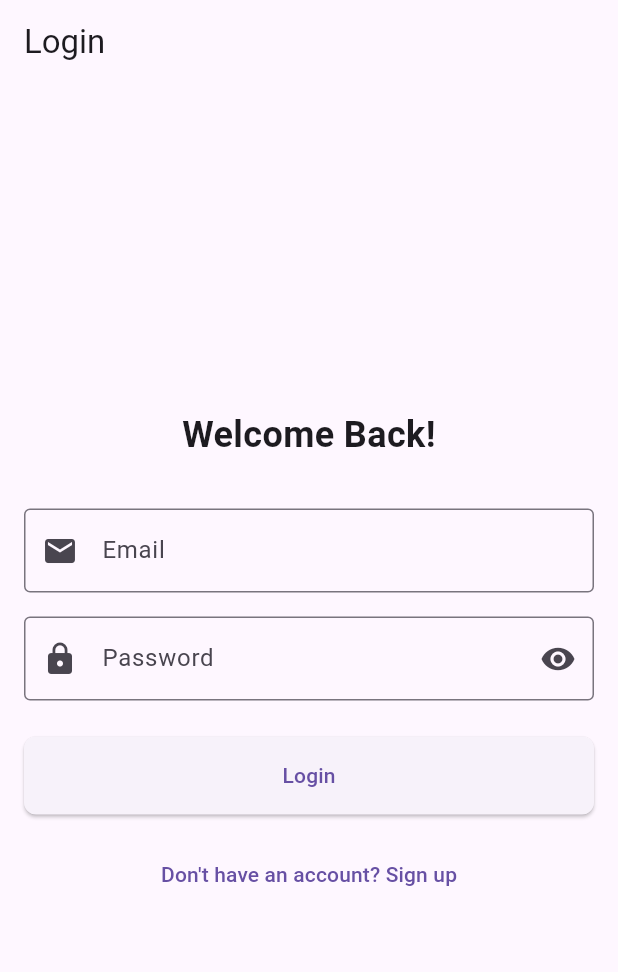
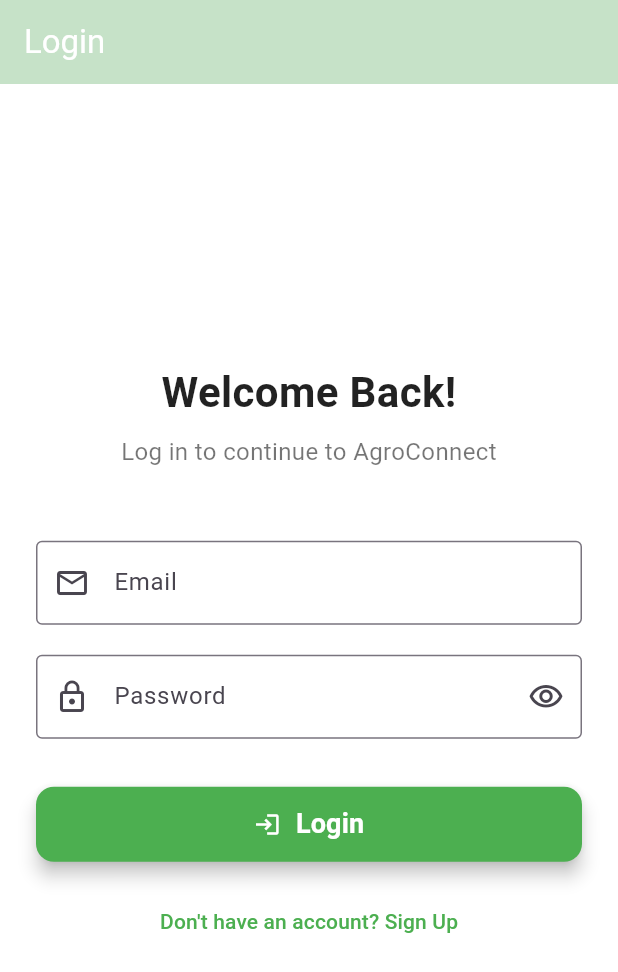
Before and after one commit to Athulm08/agroconnect, a Flutter app: the screen it shows after launch, on a phone screen of 412 x 824 dp. Shown: the top 972 px of the screen. Run offline on Flutter 3.47's test engine with Material 3 defaults, Android fonts, the phone set to English and light mode, and no system bars; our stand-ins replace firebase_auth, firebase_core; accounts and stored records are empty; Roboto replaces fonts that are missing (Poppins).

Commit message:
set farmers and consumer signup and login

```diff
--- a/lib/main.dart
+++ b/lib/main.dart
@@ -1,17 +1,22 @@
-// lib/main.dart
-
 import 'package:flutter/material.dart';
 import 'package:firebase_core/firebase_core.dart';
 import 'package:firebase_auth/firebase_auth.dart';
 import 'firebase_options.dart';
+import 'package:agroconnect/screens/auth/signup_page.dart';
 
-// THE CORRECT IMPORTS: Using the '_screen.dart' file names
-import 'screens/auth/signup_page.dart'; // Corrected Path
-import 'screens/home_screen.dart';
-import 'screens/auth/login_page.dart'; // Corrected Path
+// App constants for theming and configuration
+import 'package:agroconnect/utils/constants.dart';
+
+// Import all the screens that will be used in navigation
+import 'package:agroconnect/screens/auth/login_page.dart';
+import 'package:agroconnect/screens/auth/role_selection.dart';
+// NOTE: You will need to create register_screen.dart and the dashboard screens
+// For now, a placeholder HomeScreen is used after login.
 
 void main() async {
+  // Ensure Flutter bindings are initialized before calling Firebase
   WidgetsFlutterBinding.ensureInitialized();
+  // Initialize Firebase using the generated firebase_options.dart
   await Firebase.initializeApp(options: DefaultFirebaseOptions.currentPlatform);
   runApp(const MyApp());
 }
@@ -23,21 +28,48 @@
   Widget build(BuildContext context) {
     return MaterialApp(
       title: 'AgroConnect',
+      debugShowCheckedModeBanner: false,
+
+      // --- THEME DEFINITION ---
+      // This theme uses your constants to style the entire app consistently.
       theme: ThemeData(
-        primarySwatch: Colors.green,
-        visualDensity: VisualDensity.adaptivePlatformDensity,
+        primaryColor: kPrimaryColor,
+        scaffoldBackgroundColor: Colors.white,
+        fontFamily: 'Poppins', // (Optional) Add a custom font in pubspec.yaml
+        appBarTheme: const AppBarTheme(
+          backgroundColor: kPrimaryColor,
+          foregroundColor: Colors.white, // Color for text and icons in AppBar
+          elevation: 0.5,
+        ),
+        textButtonTheme: TextButtonThemeData(
+          style: TextButton.styleFrom(
+            foregroundColor: kPrimaryColor, // Color for text buttons
+          ),
+        ),
       ),
+
+      // --- ROUTING LOGIC ---
+      // The `home` property is set to AuthGate. This widget will decide which
+      // screen to show first, making `initialRoute` unnecessary.
       home: const AuthGate(),
-      // THE CORRECT ROUTES: Using the '...Screen' class names
+
+      // The `routes` map defines all possible named navigation paths.
+      // This is what fixes the "Could not find a generator for route" error.
       routes: {
-        '/login': (context) => const LoginScreen(), // Corrected Class Name
-        '/signup': (context) => const SignupScreen(), // Corrected Class Name
+        '/login': (context) => const LoginScreen(),
+        '/role-selection': (context) => const RoleSelectionScreen(),
+
+        '/register': (context) => const SignupScreen(role: 'consumer'),
+
         '/home': (context) => const HomeScreen(),
       },
     );
   }
 }
 
+// --- AUTHENTICATION GATE ---
+// This widget listens to Firebase authentication changes and displays the
+// correct screen automatically.
 class AuthGate extends StatelessWidget {
   const AuthGate({super.key});
 
@@ -46,14 +78,56 @@
     return StreamBuilder<User?>(
       stream: FirebaseAuth.instance.authStateChanges(),
       builder: (context, snapshot) {
-        // User is not signed in
-        if (!snapshot.hasData) {
-          return const LoginScreen(); // Corrected Class Name
+        // If the snapshot is still waiting, show a loading indicator.
+        if (snapshot.connectionState == ConnectionState.waiting) {
+          return const Center(child: CircularProgressIndicator());
         }
 
-        // User is signed in
-        return const HomeScreen();
+        // If the user is logged IN, navigate them to the HomeScreen.
+        if (snapshot.hasData) {
+          return const HomeScreen();
+        }
+
+        // If the user is logged OUT, show the LoginScreen.
+        return const LoginScreen();
       },
     );
   }
 }
+
+// --- PLACEHOLDER HOME SCREEN ---
+// This is a temporary screen for logged-in users.
+// In the future, this screen will check the user's role (Farmer/Consumer)
+// from Firestore and then navigate to the correct dashboard.
+class HomeScreen extends StatelessWidget {
+  const HomeScreen({super.key});
+
+  @override
+  Widget build(BuildContext context) {
+    // Get the current user to display their email
+    final user = FirebaseAuth.instance.currentUser;
+
+    return Scaffold(
+      appBar: AppBar(
+        title: const Text('Home'),
+        actions: [
+          // Add a logout button to the AppBar
+          IconButton(
+            icon: const Icon(Icons.logout),
+            onPressed: () async {
+              await FirebaseAuth.instance.signOut();
+              // The AuthGate will automatically navigate to the LoginScreen
+            },
+          ),
+        ],
+      ),
+      body: Center(
+        child: Text(
+          'Successfully Logged In!\n\nEmail: ${user?.email ?? "No email"}',
+          textAlign: TextAlign.center,
+          style: kBodyTextStyle,
+        ),
+      ),
+    );
+  }
+}
--- a/lib/screens/auth/login_page.dart
+++ b/lib/screens/auth/login_page.dart
@@ -1,7 +1,7 @@
-// lib/screens/auth/login_screen.dart
-
 import 'package:flutter/material.dart';
 import 'package:firebase_auth/firebase_auth.dart';
+import 'package:agroconnect/widgets/custom_button.dart'; // Import the CustomButton
+import 'package:agroconnect/utils/constants.dart';
 
 // RENAMED WIDGET to LoginScreen
 class LoginScreen extends StatefulWidget {
@@ -27,7 +27,11 @@
   }
 
   Future<void> _login() async {
-    if (_formKey.currentState!.validate()) {
+    // Check if the form is valid before proceeding
+    if (!_formKey.currentState!.validate()) {
+      return;
+    }
+
     setState(() {
       _isLoading = true;
     });
@@ -38,8 +42,15 @@
         password: _passwordController.text.trim(),
       );
 
+      // After successful login, you should determine the user's role
+      // and navigate to the correct dashboard. For now, this navigates
+      // to a generic '/home' route.
+      // This logic will likely be moved to a wrapper widget that checks auth state.
       if (mounted) {
-          // Navigate to home, route is defined in main.dart
+        // IMPORTANT: The original code used '/home'. You will need to replace this
+        // with logic that routes to Farmer or Consumer dashboard.
+        // For example: Navigator.of(context).pushReplacementNamed('/role-specific-dashboard');
+        // For now, let's assume a generic home or a splash screen handles this.
         Navigator.of(context).pushReplacementNamed('/home');
       }
     } on FirebaseAuthException catch (e) {
@@ -52,9 +63,9 @@
         message = 'An error occurred. Please try again.';
       }
       if (mounted) {
-          ScaffoldMessenger.of(
-            context,
-          ).showSnackBar(SnackBar(content: Text(message)));
+        ScaffoldMessenger.of(context).showSnackBar(
+          SnackBar(content: Text(message), backgroundColor: Colors.redAccent),
+        );
       }
     } finally {
       if (mounted) {
@@ -64,15 +75,17 @@
       }
     }
   }
-  }
 
   @override
   Widget build(BuildContext context) {
     return Scaffold(
-      appBar: AppBar(title: const Text('Login')),
+      appBar: AppBar(
+        title: const Text('Login'),
+        backgroundColor: kPrimaryLightColor, // Matching theme
+      ),
       body: Center(
         child: SingleChildScrollView(
-          padding: const EdgeInsets.all(16.0),
+          padding: const EdgeInsets.all(24.0),
           child: Form(
             key: _formKey,
             child: Column(
@@ -81,16 +94,26 @@
               children: <Widget>[
                 const Text(
                   'Welcome Back!',
-                  style: TextStyle(fontSize: 24, fontWeight: FontWeight.bold),
+                  style: TextStyle(
+                    fontSize: 28,
+                    fontWeight: FontWeight.bold,
+                    color: Colors.black87,
+                  ),
                   textAlign: TextAlign.center,
                 ),
-                const SizedBox(height: 32),
+                const SizedBox(height: 8),
+                const Text(
+                  'Log in to continue to AgroConnect',
+                  style: TextStyle(fontSize: 16, color: Colors.black54),
+                  textAlign: TextAlign.center,
+                ),
+                const SizedBox(height: 48),
                 TextFormField(
                   controller: _emailController,
                   decoration: const InputDecoration(
                     labelText: 'Email',
                     border: OutlineInputBorder(),
-                    prefixIcon: Icon(Icons.email),
+                    prefixIcon: Icon(Icons.email_outlined),
                   ),
                   keyboardType: TextInputType.emailAddress,
                   validator: (value) {
@@ -103,19 +126,19 @@
                     return null;
                   },
                 ),
-                const SizedBox(height: 16),
+                const SizedBox(height: 20),
                 TextFormField(
                   controller: _passwordController,
                   obscureText: _obscurePassword,
                   decoration: InputDecoration(
                     labelText: 'Password',
                     border: const OutlineInputBorder(),
-                    prefixIcon: const Icon(Icons.lock),
+                    prefixIcon: const Icon(Icons.lock_outline),
                     suffixIcon: IconButton(
                       icon: Icon(
                         _obscurePassword
-                            ? Icons.visibility
-                            : Icons.visibility_off,
+                            ? Icons.visibility_outlined
+                            : Icons.visibility_off_outlined,
                       ),
                       onPressed: () {
                         setState(() {
@@ -131,26 +154,22 @@
                     return null;
                   },
                 ),
-                const SizedBox(height: 24),
+                const SizedBox(height: 32),
+                // --- IMPLEMENTATION OF CustomButton ---
                 _isLoading
                     ? const Center(child: CircularProgressIndicator())
-                    : ElevatedButton(
-                        style: ElevatedButton.styleFrom(
-                          padding: const EdgeInsets.symmetric(vertical: 16),
-                          shape: RoundedRectangleBorder(
-                            borderRadius: BorderRadius.circular(8),
-                          ),
-                        ),
-                        onPressed: _login,
-                        child: const Text('Login'),
+                    : CustomButton(
+                        text: 'Login',
+                        onPressed: _login, // Call the _login method
+                        icon: Icons.login, // Add the login icon
                       ),
                 const SizedBox(height: 16),
                 TextButton(
                   onPressed: () {
-                    // Navigate to the signup screen using its named route
-                    Navigator.of(context).pushNamed('/signup');
+                    // Navigate to the role selection screen first
+                    Navigator.of(context).pushNamed('/role-selection');
                   },
-                  child: const Text('Don\'t have an account? Sign up'),
+                  child: const Text('Don\'t have an account? Sign Up'),
                 ),
               ],
             ),
--- a/lib/screens/auth/signup_page.dart
+++ b/lib/screens/auth/signup_page.dart
@@ -5,7 +5,9 @@
 
 // RENAMED WIDGET to SignupScreen
 class SignupScreen extends StatefulWidget {
-  const SignupScreen({super.key});
+  final String role;
+
+  const SignupScreen({super.key, required this.role});
 
   @override
   // RENAMED State to _SignupScreenState
--- /dev/null
+++ b/lib/widgets/custom_button.dart
@@ -0,0 +1,69 @@
+import 'package:flutter/material.dart';
+
+/// A reusable custom button widget for the AgroConnect app.
+///
+/// This button can be customized with text, an icon, and an action.
+/// It uses an [ElevatedButton] for a consistent Material Design look.
+class CustomButton extends StatelessWidget {
+  /// The text to display on the button.
+  final String text;
+
+  /// The callback function that is called when the button is tapped.
+  final VoidCallback onPressed;
+
+  /// An optional icon to display to the left of the text.
+  final IconData? icon;
+
+  /// The background color of the button. Defaults to the theme's primary color.
+  final Color? color;
+
+  /// The color of the text and icon. Defaults to white.
+  final Color? textColor;
+
+  const CustomButton({
+    super.key,
+    required this.text,
+    required this.onPressed,
+    this.icon,
+    this.color,
+    this.textColor,
+  });
+
+  @override
+  Widget build(BuildContext context) {
+    return ElevatedButton(
+      onPressed: onPressed,
+      style: ElevatedButton.styleFrom(
+        // Use the provided color, or default to green for the app's theme
+        backgroundColor: color ?? Colors.green,
+        // Set a fixed height and padding for a consistent size
+        minimumSize: const Size(double.infinity, 50),
+        padding: const EdgeInsets.symmetric(horizontal: 20, vertical: 12),
+        // Define the shape with rounded corners
+        shape: RoundedRectangleBorder(
+          borderRadius: BorderRadius.circular(12.0),
+        ),
+        // Set elevation for a subtle shadow
+        elevation: 5,
+      ),
+      child: Row(
+        mainAxisAlignment: MainAxisAlignment.center,
+        children: [
+          // If an icon is provided, display it
+          if (icon != null) Icon(icon, color: textColor ?? Colors.white),
+          // Add spacing between icon and text if both are present
+          if (icon != null) const SizedBox(width: 10),
+          // The button's text label
+          Text(
+            text,
+            style: TextStyle(
+              fontSize: 18,
+              fontWeight: FontWeight.w600,
+              color: textColor ?? Colors.white,
+            ),
+          ),
+        ],
+      ),
+    );
+  }
+}
```
Also changed, not shown: lib/screens/auth/role_selection.dart (added, +78 -0 lines), lib/utils/constants.dart (added, +70 -0 lines). Lines whose indentation alone changed are shown as unchanged.
